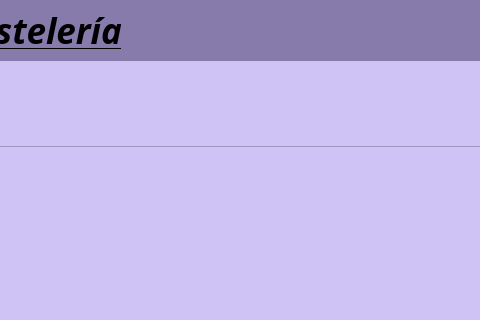
ErickSanat/POS-PythonQt, file app/view/ui/ventaView.ui: the form before one commit; both pictures show x 313 to 793 and y 0 to 320 of the 1199 by 691 pixel window.
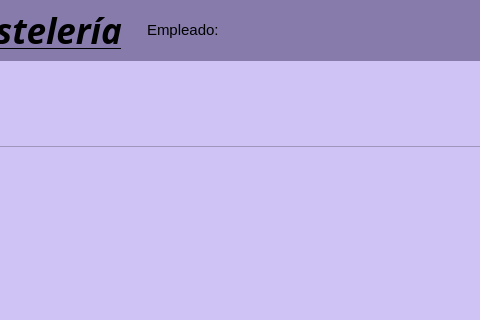
The form after the commit. Icons and pictures are not drawn.

Commit message: update: label de quien esta iniciado

```diff
--- a/app/view/ui/ventaView.ui
+++ b/app/view/ui/ventaView.ui
@@ -548,6 +548,29 @@
       </size>
      </property>
     </widget>
+    <widget class="QLabel" name="labelEmpleado">
+     <property name="geometry">
+      <rect>
+       <x>460</x>
+       <y>0</y>
+       <width>186</width>
+       <height>59</height>
+      </rect>
+     </property>
+     <property name="font">
+      <font>
+       <pointsize>11</pointsize>
+      </font>
+     </property>
+     <property name="styleSheet">
+      <string notr="true">color: #00000;
+font-size: 14px;
+color: rgb(134, 123, 170);</string>
+     </property>
+     <property name="text">
+      <string>Empleado:</string>
+     </property>
+    </widget>
    </widget>
   </widget>
   <widget class="QFrame" name="frameFlotante">
```
The commit also changes 19 other files.
